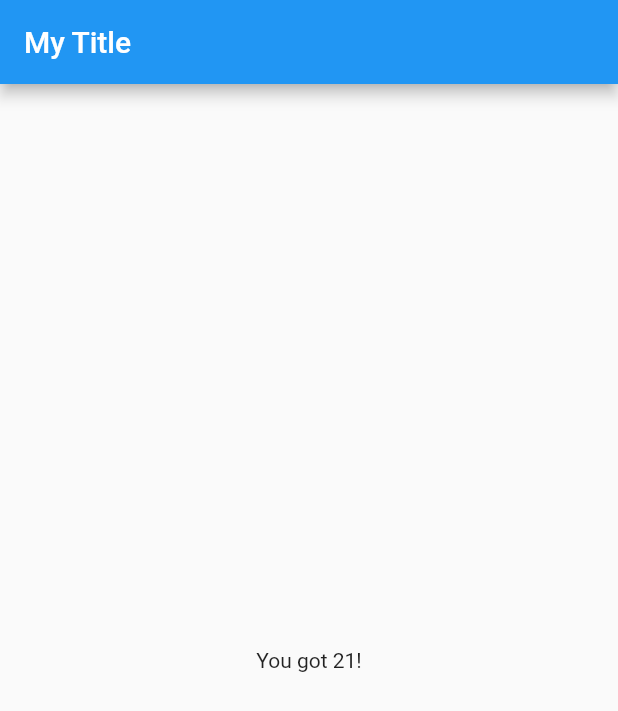
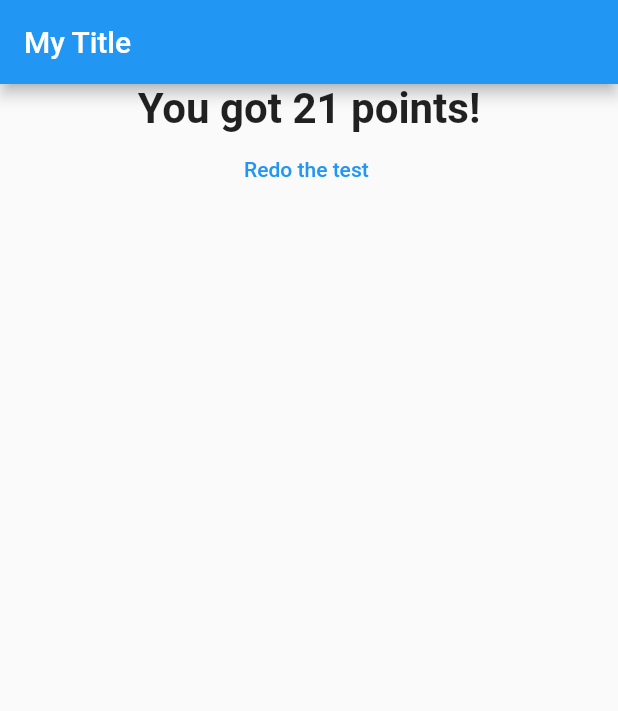
Before and after one commit to felipe-xavier/flutter-quiz-app, a Flutter app: the screen it shows after launch, after a tap on "Black", after a tap on "Cat", after a tap on "Summer", on a phone screen of 412 x 824 dp. Shown: the top 711 px of the screen. Run offline on Flutter 3.47's test engine with Material 2 defaults, Android fonts, the phone set to English and light mode, and no system bars.

Commit message:
Add a redo test button at the end.

```diff
--- a/lib/main.dart
+++ b/lib/main.dart
@@ -46,8 +46,15 @@ class _MyAppState extends State<MyApp> {
     },
   ];
 
+  void _resetState() {
+    setState(() {
+      _totalScore = 0;
+      _questionIndex = 0;
+    });
+  }
+
   void _onAnswerQuestion(int score) {
-    setState(() => _totalScore += score);
+    _totalScore += score;
     setState(() => _questionIndex += 1);
   }
 
@@ -72,7 +79,7 @@ class _MyAppState extends State<MyApp> {
                 answers: question['answers'],
                 onAnswer: _onAnswerQuestion,
               )
-            : Result(_totalScore),
+            : Result(_totalScore, _resetState),
       ),
     );
   }
--- a/lib/result.dart
+++ b/lib/result.dart
@@ -2,9 +2,29 @@ import 'package:flutter/material.dart';
 
 class Result extends StatelessWidget {
   final int totalScore;
-  Result(this.totalScore);
+  final Function onReset;
+
+  Result(this.totalScore, this.onReset);
+
+  String get getSore {
+    return 'You got ' + totalScore.toString() + ' points!';
+  }
+
   @override
   Widget build(BuildContext context) {
-    return Center(child: Text('You got ' + totalScore.toString() + '!'));
+    return Center(
+      child: Column(
+        children: [
+          Text(
+            getSore,
+            style: TextStyle(
+              fontSize: 28,
+              fontWeight: FontWeight.bold,
+            ),
+          ),
+          TextButton(onPressed: onReset, child: Text('Redo the test '))
+        ],
+      ),
+    );
   }
 }
```
